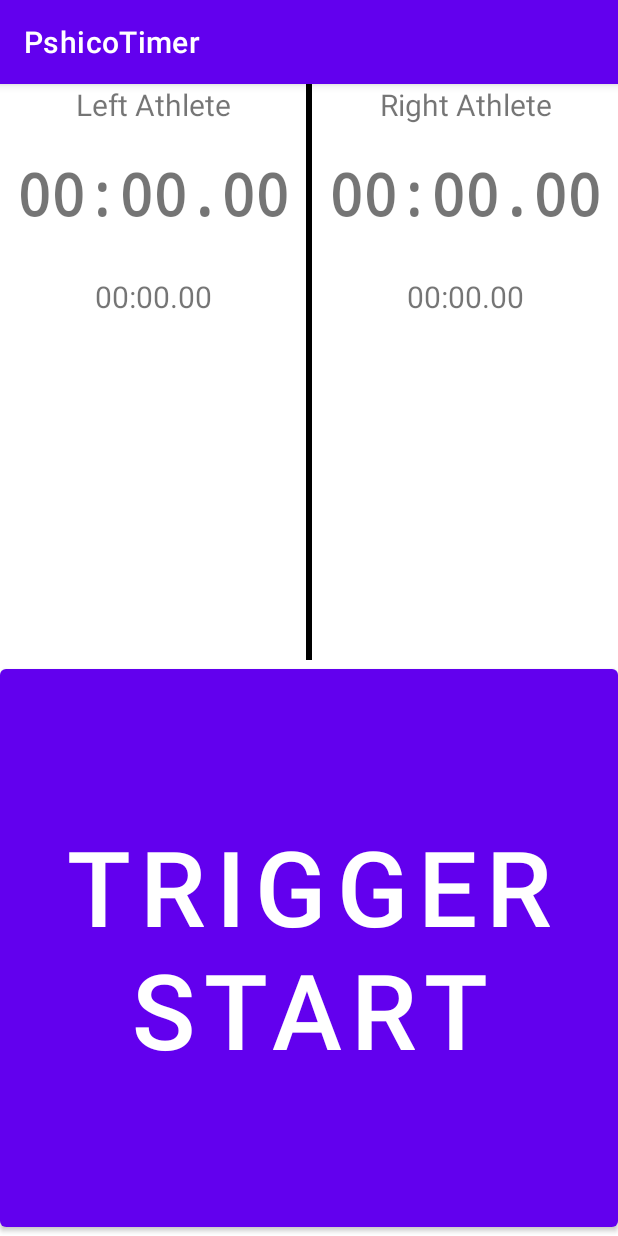
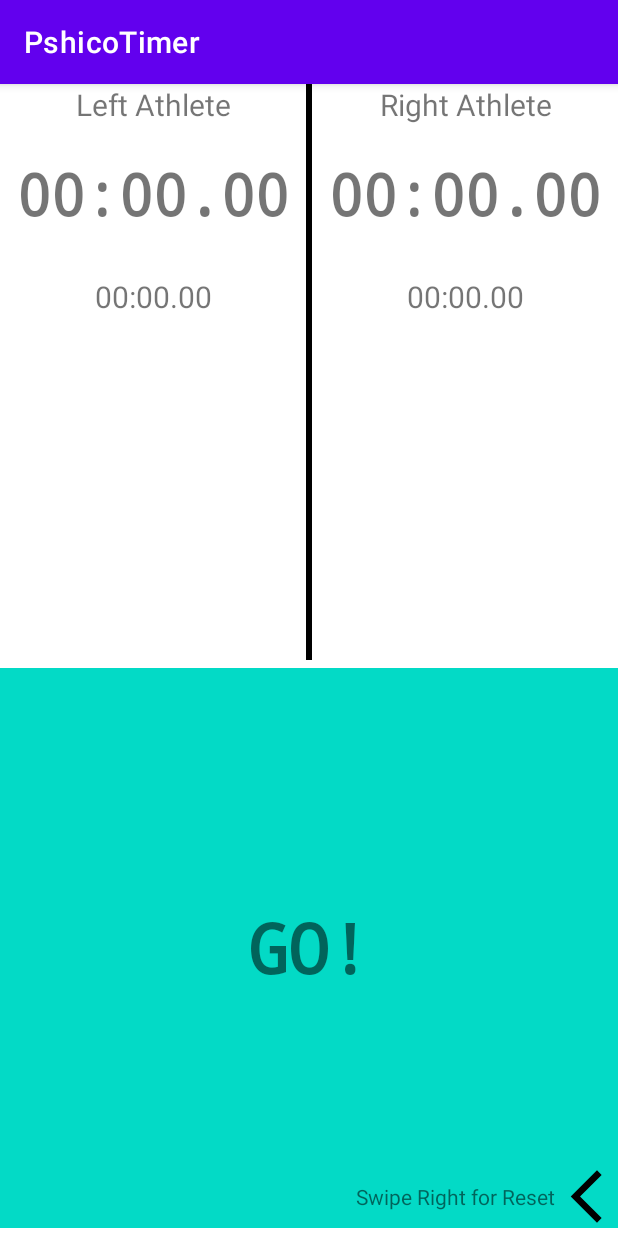
Before and after one commit to xyz32/PsicoblocTimer, an Android app: the screen it shows after launch (MainActivity), after a tap on "TRIGGER START", on a phone screen of 412 x 824 dp. Run offline under Robolectric (Android 15) with nearby library versions, the phone set to English and light mode, and no system bars; 1 statement that could not run was skipped.

Commit message:
Implement timers.

```diff
--- a/app/build.gradle
+++ b/app/build.gradle
@@ -32,6 +32,11 @@ dependencies {
     implementation 'androidx.appcompat:appcompat:1.4.2'
     implementation 'com.google.android.material:material:1.6.1'
     implementation 'androidx.constraintlayout:constraintlayout:2.1.4'
+    implementation 'androidx.slidingpanelayout:slidingpanelayout:1.2.0'
+
+    //multithreading handler
+    implementation 'com.zsoltsafrany:needle:1.0.0'
+
     testImplementation 'junit:junit:4.13.2'
     androidTestImplementation 'androidx.test.ext:junit:1.1.3'
     androidTestImplementation 'androidx.test.espresso:espresso-core:3.4.0'
--- a/app/src/main/java/com/adamratana/pshicotimer/MainActivity.java
+++ b/app/src/main/java/com/adamratana/pshicotimer/MainActivity.java
@@ -2,6 +2,7 @@ package com.adamratana.pshicotimer;
 
 import androidx.appcompat.app.AlertDialog;
 import androidx.appcompat.app.AppCompatActivity;
+import androidx.slidingpanelayout.widget.SlidingPaneLayout;
 
 import android.media.AudioFormat;
 import android.media.AudioManager;
@@ -11,33 +12,40 @@ import android.view.View;
 import android.view.ViewGroup;
 
 import com.adamratana.pshicotimer.network.TcpClient;
+import com.adamratana.pshicotimer.ui.ControlState;
+import com.adamratana.pshicotimer.ui.StartTrigger;
+import com.adamratana.pshicotimer.ui.TimerRunning;
+
+import needle.BackgroundThreadExecutor;
+import needle.Needle;
 
 public class MainActivity extends AppCompatActivity implements TcpClient.OnMessageReceived {
+	View mainContainer;
+	ControlState crState;
 
 	@Override
 	protected void onCreate(Bundle savedInstanceState) {
 		super.onCreate(savedInstanceState);
 		setContentView(R.layout.activity_main);
 
+		mainContainer = findViewById(R.id.mainContainer);
+		crState = new StartTrigger(mainContainer);
+
 //		initSensors();
 
 		findViewById(R.id.triggerButton).setOnClickListener(new View.OnClickListener() {
 			@Override
 			public void onClick(View view) {
+				crState.terminate();
+				crState = new TimerRunning(mainContainer);
+			}
+		});
 
-				try {
-					Thread.sleep(1000);
-
-					generateTone(880, 200, 1).play();
-					Thread.sleep(800);
-
-					generateTone(880, 200, 1).play();
-					Thread.sleep(800);
-
-					generateTone(1760, 100, 1).play();
-				} catch (InterruptedException e) {
-					e.printStackTrace();
-				}
+		findViewById(R.id.resetButton).setOnClickListener(new View.OnClickListener() {
+			@Override
+			public void onClick(View view) {
+				crState.terminate();
+				crState = new StartTrigger(mainContainer);
 			}
 		});
 	}
@@ -48,7 +56,7 @@ public class MainActivity extends AppCompatActivity implements TcpClient.OnMessa
 		builder.setCancelable(false);
 		AlertDialog alertDialog = builder.create();
 
-		ViewGroup result = (ViewGroup) getLayoutInflater().inflate(R.layout.frame_login, alertDialog.getListView(), false);
+		ViewGroup result = (ViewGroup) getLayoutInflater().inflate(R.layout.fragment_login, alertDialog.getListView(), false);
 
 		alertDialog.setView(result);
 
@@ -60,27 +68,4 @@ public class MainActivity extends AppCompatActivity implements TcpClient.OnMessa
 	public void messageReceived(String message) {
 
 	}
-
-	private AudioTrack generateTone(double freqHz, int durationMs, double volume)
-	{
-		if (volume > 1 || volume < 0){
-			volume = 1; //will make sure it isn't too loud
-		}
-		int rate =
-				AudioTrack.getNativeOutputSampleRate(AudioManager.STREAM_MUSIC);
-
-		int count = (int)(rate * 2.0 * (durationMs / 1000.0)) & ~1;
-		short[] samples = new short[count];
-		for(int i = 0; i < count; i += 2){
-			short sample = (short)(volume * Math.sin(2 * Math.PI * i / (rate / freqHz)) * 0x7FFF);
-			samples[i + 0] = sample;
-			samples[i + 1] = sample;
-		}
-
-		AudioTrack track = new AudioTrack(AudioManager.STREAM_MUSIC, rate,
-				AudioFormat.CHANNEL_OUT_STEREO, AudioFormat.ENCODING_PCM_16BIT,
-				count * (Short.SIZE / 8), AudioTrack.MODE_STATIC);
-		track.write(samples, 0, count);
-		return track;
-	}
 }
--- /dev/null
+++ b/app/src/main/java/com/adamratana/pshicotimer/ui/ControlState.java
@@ -0,0 +1,23 @@
+package com.adamratana.pshicotimer.ui;
+
+import android.view.View;
+
+import androidx.slidingpanelayout.widget.SlidingPaneLayout;
+
+import com.adamratana.pshicotimer.R;
+
+public abstract class ControlState {
+	protected final View container;
+	protected final SlidingPaneLayout slider;
+
+	protected ControlState(View container) {
+		this.container = container;
+		slider = (SlidingPaneLayout) findViewById(R.id.slidingPane);
+	}
+
+	public abstract void terminate();
+
+	protected View findViewById(int id) {
+		return container.findViewById(id);
+	}
+}
--- /dev/null
+++ b/app/src/main/java/com/adamratana/pshicotimer/ui/StartTrigger.java
@@ -0,0 +1,22 @@
+package com.adamratana.pshicotimer.ui;
+
+import android.view.View;
+
+import androidx.slidingpanelayout.widget.SlidingPaneLayout;
+
+import com.adamratana.pshicotimer.R;
+
+public class StartTrigger extends ControlState {
+
+	public StartTrigger(View mainContainer) {
+		super(mainContainer);
+		findViewById(R.id.startLayout).setVisibility(View.VISIBLE);
+		slider.close();
+		slider.setLockMode(SlidingPaneLayout.LOCK_MODE_LOCKED);
+	}
+
+	@Override
+	public void terminate() {
+		findViewById(R.id.startLayout).setVisibility(View.GONE);
+	}
+}
--- /dev/null
+++ b/app/src/main/java/com/adamratana/pshicotimer/ui/TimerRunning.java
@@ -0,0 +1,145 @@
+package com.adamratana.pshicotimer.ui;
+
+import android.media.AudioFormat;
+import android.media.AudioManager;
+import android.media.AudioTrack;
+import android.view.View;
+import android.widget.TextView;
+
+import androidx.slidingpanelayout.widget.SlidingPaneLayout;
+
+import com.adamratana.pshicotimer.R;
+
+import java.text.SimpleDateFormat;
+import java.util.Date;
+import java.util.Locale;
+import java.util.TimeZone;
+
+import needle.BackgroundThreadExecutor;
+import needle.Needle;
+
+public class TimerRunning extends ControlState {
+	private final TextView statusText;
+	private final SimpleDateFormat formatter;
+	private final TextView leftAthleteText;
+	private final TextView rightAthleteText;
+	private boolean timerRunning = false;
+	private boolean leftRunning = true;
+	private boolean rightRunning = true;
+	BackgroundThreadExecutor EXECUTOR = Needle.onBackgroundThread()
+			.withTaskType("generic")
+			.withThreadPoolSize(1);
+
+	public TimerRunning(View mainContainer) {
+		super(mainContainer);
+
+		formatter = new SimpleDateFormat("mm:ss.SS", Locale.US);
+		formatter.setTimeZone(TimeZone.getTimeZone("UTC"));
+
+		findViewById(R.id.runningLayout).setVisibility(View.VISIBLE);
+		statusText = (TextView) findViewById(R.id.textStatus);
+		leftAthleteText = (TextView) findViewById(R.id.textLeftAthleteCurrent);
+		rightAthleteText = (TextView) findViewById(R.id.textRightAthleteCurrent);
+		slider.setLockMode(SlidingPaneLayout.LOCK_MODE_UNLOCKED);
+
+		timerRunning = true;
+
+		EXECUTOR.execute(new Runnable() {
+			private long startTime;
+
+			@Override
+			public void run() {
+				try {
+					updateStatus("3");
+					Thread.sleep(1000);
+
+					updateStatus("2");
+					generateTone(880, 200, 1).play();
+					Thread.sleep(800);
+
+					updateStatus("1");
+					generateTone(880, 200, 1).play();
+					Thread.sleep(800);
+
+					updateStatus("GO!");
+					startTime = System.currentTimeMillis();
+					generateTone(1760, 100, 1).play();
+
+					while (timerRunning) {
+						long currentTime = System.currentTimeMillis() - startTime;
+						if ((currentTime / 1000) % 2 == 0) {
+							updateStatus("GO!");
+						} else {
+							updateStatus("");
+						}
+
+						updateTimers(currentTime);
+						Thread.sleep(10);
+					}
+				} catch (InterruptedException e) {
+					e.printStackTrace();
+				}
+			}
+		});
+	}
+
+	@Override
+	public void terminate() {
+		timerRunning = false;
+		((TextView) findViewById(R.id.textLeftAthletePrev)).setText(leftAthleteText.getText());
+		((TextView) findViewById(R.id.textRightAthletePrev)).setText(rightAthleteText.getText());
+
+		leftRunning = true;
+		rightRunning = true;
+		updateTimers(0);
+		findViewById(R.id.runningLayout).setVisibility(View.GONE);
+	}
+
+	private void updateStatus(String status) {
+		Needle.onMainThread().execute(new Runnable() {
+			@Override
+			public void run() {
+				statusText.setText(status);
+			}
+		});
+	}
+
+	private void updateTimers(long timer) {
+		String text = formatter.format(new Date(timer));
+		Needle.onMainThread().execute(new Runnable() {
+			@Override
+			public void run() {
+				if (leftRunning) {
+					leftAthleteText.setText(text);
+				}
+
+				if (rightRunning) {
+					rightAthleteText.setText(text);
+				}
+			}
+		});
+	}
+
+	private AudioTrack generateTone(double freqHz, int durationMs, double volume)
+	{
+		if (volume > 1 || volume < 0){
+			volume = 1; //will make sure it isn't too loud
+		}
+		int rate =
+				AudioTrack.getNativeOutputSampleRate(AudioManager.STREAM_MUSIC);
+
+		int count = (int)(rate * 2.0 * (durationMs / 1000.0)) & ~1;
+		short[] samples = new short[count];
+		for(int i = 0; i < count; i += 2){
+			short sample = (short)(volume * Math.sin(2 * Math.PI * i / (rate / freqHz)) * 0x7FFF);
+			samples[i + 0] = sample;
+			samples[i + 1] = sample;
+		}
+
+		AudioTrack track = new AudioTrack(AudioManager.STREAM_MUSIC, rate,
+				AudioFormat.CHANNEL_OUT_STEREO, AudioFormat.ENCODING_PCM_16BIT,
+				count * (Short.SIZE / 8), AudioTrack.MODE_STATIC);
+		track.write(samples, 0, count);
+		return track;
+	}
+}
--- /dev/null
+++ b/app/src/main/res/drawable/ic_baseline_arrow_back_ios_new_24.xml
@@ -0,0 +1,5 @@
+<vector android:height="24dp" android:tint="#000000"
+    android:viewportHeight="24" android:viewportWidth="24"
+    android:width="24dp" xmlns:android="http://schemas.android.com/apk/res/android">
+    <path android:fillColor="@android:color/white" android:pathData="M17.77,3.77l-1.77,-1.77l-10,10l10,10l1.77,-1.77l-8.23,-8.23z"/>
+</vector>
--- a/app/src/main/res/layout/activity_main.xml
+++ b/app/src/main/res/layout/activity_main.xml
@@ -1,7 +1,7 @@
 <?xml version="1.0" encoding="utf-8"?>
 <LinearLayout xmlns:android="http://schemas.android.com/apk/res/android"
-    xmlns:app="http://schemas.android.com/apk/res-auto"
     xmlns:tools="http://schemas.android.com/tools"
+    android:id="@+id/mainContainer"
     android:layout_width="match_parent"
     android:layout_height="match_parent"
     tools:context=".MainActivity"
@@ -36,6 +36,7 @@
                     android:textSize="20sp" />
 
                 <TextView
+                    android:id="@+id/textLeftAthleteCurrent"
                     android:layout_width="match_parent"
                     android:layout_height="wrap_content"
                     android:layout_marginVertical="20dp"
@@ -51,6 +52,7 @@
                     android:textStyle="bold" />
 
                 <TextView
+                    android:id="@+id/textLeftAthletePrev"
                     android:layout_width="match_parent"
                     android:layout_height="wrap_content"
                     android:text="00:00.00"
@@ -80,6 +82,7 @@
                     android:textSize="20sp" />
 
                 <TextView
+                    android:id="@+id/textRightAthleteCurrent"
                     android:layout_width="match_parent"
                     android:layout_height="wrap_content"
                     android:layout_marginVertical="20dp"
@@ -95,6 +98,7 @@
                     android:textStyle="bold" />
 
                 <TextView
+                    android:id="@+id/textRightAthletePrev"
                     android:layout_width="match_parent"
                     android:layout_height="wrap_content"
                     android:text="00:00.00"
@@ -112,13 +116,36 @@
         android:layout_weight="0.5"
         >
 
-        <Button
-            android:id="@+id/triggerButton"
+        <androidx.slidingpanelayout.widget.SlidingPaneLayout
+            android:id="@+id/slidingPane"
             android:layout_width="match_parent"
-            android:layout_height="match_parent"
+            android:layout_height="wrap_content"
             android:layout_centerInParent="true"
-            android:text="@string/trigger_start"
-            android:textSize="70sp" />
+
+            >
+
+            <RelativeLayout
+                android:layout_width="match_parent"
+                android:layout_height="match_parent"
+                android:layout_gravity="start" >
+
+                <include layout="@layout/fragment_start"
+                    android:id="@+id/startLayout"
+                    />
+                <include layout="@layout/fragment_running"
+                    android:id="@+id/runningLayout"
+                    android:visibility="gone"
+                    />
+            </RelativeLayout>
+
+            <RelativeLayout
+                android:layout_width="match_parent"
+                android:layout_height="match_parent"
+                android:layout_gravity="end">
+                <include layout="@layout/fragment_reset" />
+            </RelativeLayout>
+
+        </androidx.slidingpanelayout.widget.SlidingPaneLayout>
 
     </RelativeLayout>
 
--- /dev/null
+++ b/app/src/main/res/layout/fragment_reset.xml
@@ -0,0 +1,12 @@
+<?xml version="1.0" encoding="utf-8"?>
+<RelativeLayout xmlns:android="http://schemas.android.com/apk/res/android"
+    android:layout_width="match_parent"
+    android:layout_height="match_parent"
+    android:layout_gravity="start" >
+    <Button
+        android:id="@+id/resetButton"
+        android:layout_width="match_parent"
+        android:layout_height="match_parent"
+        android:text="Reset"
+        android:textSize="70sp" />
+</RelativeLayout>
--- /dev/null
+++ b/app/src/main/res/layout/fragment_running.xml
@@ -0,0 +1,47 @@
+<?xml version="1.0" encoding="utf-8"?>
+<RelativeLayout xmlns:android="http://schemas.android.com/apk/res/android"
+    android:layout_width="match_parent"
+    android:layout_height="match_parent"
+    android:background="@color/design_default_color_secondary"
+    android:layout_marginVertical="5dp"
+    >
+
+    <LinearLayout
+        android:layout_width="wrap_content"
+        android:layout_height="wrap_content"
+        android:orientation="horizontal"
+        android:layout_alignParentEnd="true"
+        android:layout_alignParentBottom="true"
+        >
+    <TextView
+        android:layout_width="wrap_content"
+        android:layout_height="wrap_content"
+        android:layout_gravity="center_vertical"
+        android:text="@string/swipe_right_to_reset"
+        />
+
+    <ImageView
+        android:layout_width="42dp"
+        android:layout_height="42dp"
+
+        android:src="@drawable/ic_baseline_arrow_back_ios_new_24" />
+    </LinearLayout>
+
+    <TextView
+        android:id="@+id/textStatus"
+        android:layout_width="wrap_content"
+        android:layout_height="wrap_content"
+        android:layout_marginVertical="20dp"
+        android:autoSizeMaxTextSize="100sp"
+        android:autoSizeMinTextSize="12sp"
+        android:autoSizeStepGranularity="1sp"
+        android:autoSizeTextType="uniform"
+        android:fontFamily="monospace"
+        android:maxLines="1"
+        android:text="GO!"
+        android:layout_centerInParent="true"
+        android:textAlignment="center"
+        android:textSize="45sp"
+        android:textStyle="bold" />
+
+</RelativeLayout>
--- /dev/null
+++ b/app/src/main/res/layout/fragment_start.xml
@@ -0,0 +1,12 @@
+<?xml version="1.0" encoding="utf-8"?>
+<RelativeLayout xmlns:android="http://schemas.android.com/apk/res/android"
+    android:layout_width="match_parent"
+    android:layout_height="match_parent"
+    android:layout_gravity="start" >
+    <Button
+        android:id="@+id/triggerButton"
+        android:layout_width="match_parent"
+        android:layout_height="match_parent"
+        android:text="@string/trigger_start"
+        android:textSize="70sp" />
+</RelativeLayout>
--- a/app/src/main/res/values/strings.xml
+++ b/app/src/main/res/values/strings.xml
@@ -5,4 +5,5 @@
     <string name="enter_pin">Enter PIN:</string>
     <string name="left_athlete">Left Athlete</string>
     <string name="right_athlete">Right Athlete</string>
+    <string name="swipe_right_to_reset">Swipe Right for Reset</string>
 </resources>
```
Also changed, not shown: app/src/main/res/layout/fragment_login.xml (renamed from app/src/main/res/layout/frame_login.xml).
